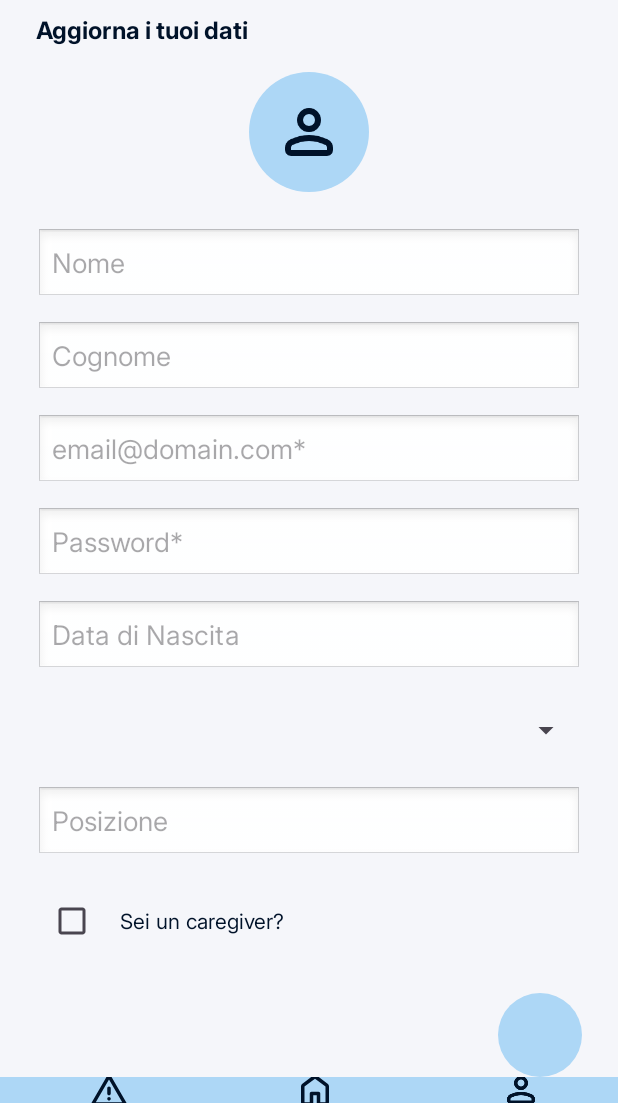
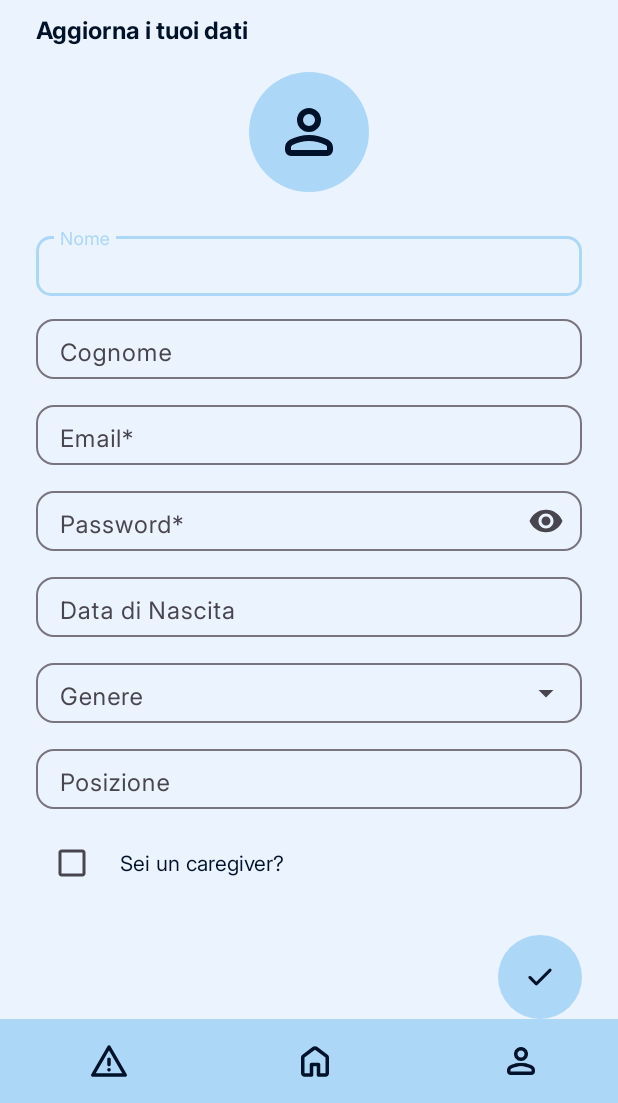
Before and after one commit to LunarTear-22/ImmunoBuddy, an Android app: the layout activity_account_data.xml on its own in the app's theme, with its tools: preview values and no code run, on a phone screen of 412 x 824 dp, the part 133-1236 px from its top. Run offline under Robolectric (Android 15) with nearby library versions, the phone set to English and light mode, and no system bars.

Commit message:
navbar + account data

```diff
--- a/app/src/main/AndroidManifest.xml
+++ b/app/src/main/AndroidManifest.xml
@@ -42,6 +42,9 @@
         <activity
             android:name=".ScannerActivity"
             android:exported="true"/>
+        <activity
+            android:name=".AccountDataActivity"
+            android:exported="true"/>
 
 
 
--- /dev/null
+++ b/app/src/main/java/com/example/immunobubby/AccountDataActivity.java
@@ -0,0 +1,37 @@
+package com.example.immunobubby;
+
+import android.content.Intent;
+import android.os.Bundle;
+import android.widget.ArrayAdapter;
+import android.widget.AutoCompleteTextView;
+
+import androidx.appcompat.app.AppCompatActivity;
+
+import com.example.immunobubby.R;
+import com.google.android.material.button.MaterialButton;
+
+public class AccountDataActivity extends BaseActivity {
+
+    @Override
+    protected void onCreate(Bundle savedInstanceState) {
+        super.onCreate(savedInstanceState);
+        setContentView(R.layout.activity_account_data);
+
+        // Trova la view dal layout
+        AutoCompleteTextView autoCompleteTextView = findViewById(R.id.dropdownGender);
+
+        // Prende l'array di opzioni definito in strings.xml
+        String[] items = getResources().getStringArray(R.array.gender_options);
+
+        // Crea l'adapter con il layout personalizzato
+        ArrayAdapter<String> adapter = new ArrayAdapter<>(
+                this,
+                R.layout.dropdown_item,   // tuo layout per la tendina
+                getResources().getStringArray(R.array.gender_options) // definito in strings.xml
+        );
+
+        // Collega l'adapter al campo
+        autoCompleteTextView.setAdapter(adapter);
+
+    }
+}
--- a/app/src/main/java/com/example/immunobubby/ImpostazioniAccountActivity.java
+++ b/app/src/main/java/com/example/immunobubby/ImpostazioniAccountActivity.java
@@ -1,9 +1,11 @@
 package com.example.immunobubby;
 
+import android.content.Intent;
 import android.os.Bundle;
 import androidx.appcompat.app.AppCompatActivity;
 
 import com.example.immunobubby.R;
+import com.google.android.material.button.MaterialButton;
 
 public class ImpostazioniAccountActivity extends BaseActivity {
 
@@ -12,5 +14,12 @@ public class ImpostazioniAccountActivity extends BaseActivity {
         super.onCreate(savedInstanceState);
         setContentView(R.layout.impostazioni_account);
 
+        MaterialButton btnAccount = findViewById(R.id.btnAccount);
+        if (btnAccount != null) {
+            btnAccount.setOnClickListener(v -> {
+                startActivity(new Intent(this, AccountDataActivity.class));
+                overridePendingTransition(0, 0);
+            });
+        }
     }
 }
--- /dev/null
+++ b/app/src/main/res/drawable/check_24px.xml
@@ -0,0 +1,10 @@
+<vector xmlns:android="http://schemas.android.com/apk/res/android"
+    android:width="24dp"
+    android:height="24dp"
+    android:viewportWidth="960"
+    android:viewportHeight="960"
+    >
+  <path
+      android:fillColor="@color/text_dark"
+      android:pathData="M382,606L721,267Q733,255 749,255Q765,255 777,267Q789,279 789,295.5Q789,312 777,324L410,692Q398,704 382,704Q366,704 354,692L182,520Q170,508 170.5,491.5Q171,475 183,463Q195,451 211.5,451Q228,451 240,463L382,606Z"/>
+</vector>
--- a/app/src/main/res/drawable/rounded_button_bg.xml
+++ b/app/src/main/res/drawable/rounded_button_bg.xml
@@ -6,12 +6,7 @@
     <solid android:color="@color/primary_light" />
 
     <!-- Angoli arrotondati -->
-    <corners android:radius="16dp" />
-
-    <!-- (Opzionale) Bordo -->
-    <stroke
-        android:width="1dp"
-        android:color="@color/primary_dark" />
+    <corners android:radius="8dp" />
 
     <!-- (Opzionale) Padding interno -->
     <padding
--- a/app/src/main/res/layout/activity_account_data.xml
+++ b/app/src/main/res/layout/activity_account_data.xml
@@ -1,10 +1,10 @@
 <?xml version="1.0" encoding="utf-8"?>
 <LinearLayout xmlns:android="http://schemas.android.com/apk/res/android"
+    xmlns:app="http://schemas.android.com/apk/res-auto"
     android:layout_width="match_parent"
     android:layout_height="match_parent"
-    xmlns:app="http://schemas.android.com/apk/res-auto"
-    android:orientation="vertical"
-    android:background="#F5F6FA">
+    android:background="@color/background_light"
+    android:orientation="vertical">
 
     <include
         layout="@layout/back_button"
@@ -13,126 +13,243 @@
         android:layout_marginTop="8dp"
         android:layout_marginStart="-8dp"
         app:layout_constraintTop_toTopOf="parent"
-        app:layout_constraintStart_toStartOf="parent"/>
+        app:layout_constraintStart_toStartOf="parent"
+        />
+
 
     <!-- Titolo -->
     <TextView
         android:layout_width="match_parent"
         android:layout_height="wrap_content"
+        android:layout_marginBottom="8dp"
         android:text="ImmunoBuddy"
         android:textAlignment="center"
         android:textSize="22sp"
-        android:textStyle="bold"
-        android:layout_marginBottom="8dp"/>
+        android:textStyle="bold" />
 
     <!-- Sottotitolo -->
     <TextView
         android:layout_width="wrap_content"
         android:layout_height="wrap_content"
+        android:layout_marginStart="24dp"
+        android:layout_marginBottom="16dp"
         android:text="Aggiorna i tuoi dati"
         android:textSize="16sp"
-        android:textStyle="bold"
-        android:layout_marginStart="24dp"
-        android:layout_marginBottom="16dp"/>
+        android:textStyle="bold" />
 
     <!-- Avatar -->
     <LinearLayout
         android:layout_width="match_parent"
         android:layout_height="wrap_content"
-        android:gravity="center"
-        android:layout_marginBottom="24dp">
+        android:layout_marginBottom="24dp"
+        android:gravity="center">
 
         <ImageView
             android:layout_width="80dp"
             android:layout_height="80dp"
-            android:src="@drawable/ic_user"
             android:background="@drawable/bg_circle_blue"
-            android:padding="16dp"/>
+            android:padding="16dp"
+            android:src="@drawable/ic_user" />
     </LinearLayout>
 
     <!-- Form -->
-    <EditText
+    <!-- Nome -->
+    <com.google.android.material.textfield.TextInputLayout
+        style="@style/Widget.Material3.TextInputLayout.OutlinedBox"
+        android:layout_width="match_parent"
+        android:layout_height="wrap_content"
+        android:layout_marginHorizontal="24dp"
+        android:layout_marginBottom="10dp"
+        app:boxCornerRadiusBottomEnd="10dp"
+        app:boxCornerRadiusBottomStart="10dp"
+        app:boxCornerRadiusTopEnd="10dp"
+        app:boxCornerRadiusTopStart="10dp">
+
+
+        <com.google.android.material.textfield.TextInputEditText
             android:id="@+id/input_nome"
             android:layout_width="match_parent"
-        android:layout_height="50dp"
+            android:layout_height="40sp"
             android:hint="Nome"
-        android:background="@android:drawable/edit_text"
+            android:inputType="textPersonName"
+            android:paddingTop="10dp"
+            android:paddingBottom="6dp"
+            android:textColor="@color/text_dark"
+            android:textColorHint="@color/text_dark" />
+    </com.google.android.material.textfield.TextInputLayout>
+
+
+    <!-- Cognome -->
+    <com.google.android.material.textfield.TextInputLayout
+        style="@style/Widget.Material3.TextInputLayout.OutlinedBox"
+        android:layout_width="match_parent"
+        android:layout_height="wrap_content"
         android:layout_marginHorizontal="24dp"
-        android:layout_marginBottom="12dp"/>
+        android:layout_marginBottom="12dp"
+        app:boxCornerRadiusBottomEnd="12dp"
+        app:boxCornerRadiusBottomStart="12dp"
+        app:boxCornerRadiusTopEnd="12dp"
+        app:boxCornerRadiusTopStart="12dp">
 
-    <EditText
+        <com.google.android.material.textfield.TextInputEditText
             android:id="@+id/input_cognome"
             android:layout_width="match_parent"
-        android:layout_height="50dp"
+            android:layout_height="40dp"
             android:hint="Cognome"
-        android:background="@android:drawable/edit_text"
+            android:paddingTop="10dp"
+            android:paddingBottom="6dp"
+            android:inputType="textPersonName"
+            android:textColor="@color/text_dark"
+            android:textColorHint="@color/text_dark"/>
+    </com.google.android.material.textfield.TextInputLayout>
+
+
+    <!-- Email -->
+    <com.google.android.material.textfield.TextInputLayout
+        style="@style/Widget.Material3.TextInputLayout.OutlinedBox"
+        android:layout_width="match_parent"
+        android:layout_height="wrap_content"
         android:layout_marginHorizontal="24dp"
-        android:layout_marginBottom="12dp"/>
+        android:layout_marginBottom="12dp"
+        app:boxCornerRadiusBottomEnd="12dp"
+        app:boxCornerRadiusBottomStart="12dp"
+        app:boxCornerRadiusTopEnd="12dp"
+        app:boxCornerRadiusTopStart="12dp">
 
-    <EditText
+        <com.google.android.material.textfield.TextInputEditText
             android:id="@+id/input_email"
             android:layout_width="match_parent"
-        android:layout_height="50dp"
-        android:hint="email@domain.com*"
+            android:layout_height="40dp"
+            android:hint="Email*"
+            android:paddingTop="10dp"
+            android:paddingBottom="6dp"
             android:inputType="textEmailAddress"
-        android:background="@android:drawable/edit_text"
+            android:textColor="@color/text_dark"
+            android:textColorHint="@color/text_dark"/>
+    </com.google.android.material.textfield.TextInputLayout>
+
+
+    <!-- Password -->
+    <com.google.android.material.textfield.TextInputLayout
+        style="@style/Widget.Material3.TextInputLayout.OutlinedBox"
+        android:layout_width="match_parent"
+        android:layout_height="wrap_content"
         android:layout_marginHorizontal="24dp"
-        android:layout_marginBottom="12dp"/>
+        android:layout_marginBottom="12dp"
+        app:boxCornerRadiusBottomEnd="12dp"
+        app:boxCornerRadiusBottomStart="12dp"
+        app:boxCornerRadiusTopEnd="12dp"
+        app:boxCornerRadiusTopStart="12dp"
+        app:endIconMode="password_toggle">
 
-    <EditText
+        <com.google.android.material.textfield.TextInputEditText
             android:id="@+id/input_password"
             android:layout_width="match_parent"
-        android:layout_height="50dp"
+            android:layout_height="40dp"
             android:hint="Password*"
+            android:paddingTop="10dp"
+            android:paddingBottom="6dp"
             android:inputType="textPassword"
-        android:background="@android:drawable/edit_text"
+            android:textColor="@color/text_dark"
+            android:textColorHint="@color/text_dark"/>
+    </com.google.android.material.textfield.TextInputLayout>
+
+
+    <!-- Data di Nascita -->
+    <com.google.android.material.textfield.TextInputLayout
+        style="@style/Widget.Material3.TextInputLayout.OutlinedBox"
+        android:layout_width="match_parent"
+        android:layout_height="wrap_content"
         android:layout_marginHorizontal="24dp"
-        android:layout_marginBottom="12dp"/>
+        android:layout_marginBottom="12dp"
+        app:boxCornerRadiusBottomEnd="12dp"
+        app:boxCornerRadiusBottomStart="12dp"
+        app:boxCornerRadiusTopEnd="12dp"
+        app:boxCornerRadiusTopStart="12dp">
 
-    <EditText
+        <com.google.android.material.textfield.TextInputEditText
             android:id="@+id/input_dob"
             android:layout_width="match_parent"
-        android:layout_height="50dp"
+            android:layout_height="40dp"
+            android:focusable="false"
             android:hint="Data di Nascita"
+            android:paddingTop="10dp"
+            android:paddingBottom="6dp"
             android:inputType="date"
-        android:background="@android:drawable/edit_text"
+            android:textColor="@color/text_dark"
+            android:textColorHint="@color/text_dark"/>
+    </com.google.android.material.textfield.TextInputLayout>
+
+
+    <!-- Genere (puoi usare Spinner o ExposedDropdownMenu) -->
+    <com.google.android.material.textfield.TextInputLayout
+        style="@style/Widget.Material3.TextInputLayout.OutlinedBox.ExposedDropdownMenu"
+        android:layout_width="match_parent"
+        android:layout_height="wrap_content"
         android:layout_marginHorizontal="24dp"
-        android:layout_marginBottom="12dp"/>
+        android:layout_marginBottom="12dp"
+        app:boxCornerRadiusBottomEnd="12dp"
+        app:boxCornerRadiusBottomStart="12dp"
+        app:boxCornerRadiusTopEnd="12dp"
+        app:boxCornerRadiusTopStart="12dp">
 
-    <Spinner
-        android:id="@+id/input_genere"
+        <AutoCompleteTextView
+            android:id="@+id/dropdownGender"
             android:layout_width="match_parent"
-        android:layout_height="50dp"
+            android:layout_height="40dp"
+            android:hint="Genere"
+            android:paddingTop="10dp"
+            android:paddingBottom="6dp"
+            android:inputType="none"
+            android:textColor="@color/text_dark"
+            android:textColorHint="@color/text_dark"/>
+    </com.google.android.material.textfield.TextInputLayout>
+
+
+    <!-- Posizione -->
+    <com.google.android.material.textfield.TextInputLayout
+        style="@style/Widget.Material3.TextInputLayout.OutlinedBox"
+        android:layout_width="match_parent"
+        android:layout_height="wrap_content"
         android:layout_marginHorizontal="24dp"
-        android:layout_marginBottom="12dp"/>
+        android:layout_marginBottom="12dp"
+        app:boxCornerRadiusBottomEnd="12dp"
+        app:boxCornerRadiusBottomStart="12dp"
+        app:boxCornerRadiusTopEnd="12dp"
+        app:boxCornerRadiusTopStart="12dp">
 
-    <EditText
+        <com.google.android.material.textfield.TextInputEditText
             android:id="@+id/input_posizione"
             android:layout_width="match_parent"
-        android:layout_height="50dp"
+            android:layout_height="40dp"
             android:hint="Posizione"
-        android:background="@android:drawable/edit_text"
-        android:layout_marginHorizontal="24dp"
-        android:layout_marginBottom="16dp"/>
+            android:paddingTop="10dp"
+            android:paddingBottom="6dp"
+            android:inputType="text"
+            android:textColor="@color/text_dark"
+            android:textColorHint="@color/text_dark"/>
+    </com.google.android.material.textfield.TextInputLayout>
+
 
     <!-- Checkbox caregiver -->
     <LinearLayout
         android:layout_width="match_parent"
         android:layout_height="wrap_content"
-        android:orientation="horizontal"
         android:layout_marginHorizontal="24dp"
         android:layout_marginBottom="24dp"
-        android:gravity="center_vertical">
+        android:gravity="center_vertical"
+        android:orientation="horizontal">
 
         <CheckBox
             android:id="@+id/check_caregiver"
             android:layout_width="wrap_content"
-            android:layout_height="wrap_content"/>
+            android:layout_height="wrap_content" />
+
         <TextView
             android:layout_width="wrap_content"
             android:layout_height="wrap_content"
-            android:text="Sei un caregiver?"
-            android:layout_marginStart="8dp"/>
+            android:layout_marginStart="8dp"
+            android:text="Sei un caregiver?" />
     </LinearLayout>
 
     <!-- Bottone invio -->
@@ -147,15 +264,15 @@
             android:layout_width="56dp"
             android:layout_height="56dp"
             android:background="@drawable/bg_circle_blue"
-            />
+            android:src="@drawable/check_24px" />
     </LinearLayout>
-
 
     <!-- NAVIGATION BAR -->
     <include
         layout="@layout/navbar"
         android:layout_height="wrap_content"
         android:layout_width="match_parent"
-        android:layout_gravity="bottom"/>
-
+        app:layout_constraintBottom_toBottomOf="parent"
+        app:layout_constraintStart_toStartOf="parent"
+        app:layout_constraintEnd_toEndOf="parent"/>
 </LinearLayout>
--- /dev/null
+++ b/app/src/main/res/layout/dropdown_item.xml
@@ -0,0 +1,9 @@
+<?xml version="1.0" encoding="utf-8"?>
+<TextView xmlns:android="http://schemas.android.com/apk/res/android"
+    android:layout_width="match_parent"
+    android:layout_height="wrap_content"
+    android:background="@color/background_light"
+    android:padding="12dp"
+    android:textColor="@color/text_dark"
+    android:textSize="14sp"
+    android:fontFamily="@font/inter_regular" />
--- a/app/src/main/res/layout/impostazioni_account.xml
+++ b/app/src/main/res/layout/impostazioni_account.xml
@@ -69,18 +69,19 @@
         <com.google.android.material.button.MaterialButton
             android:id="@+id/btnAccount"
             style="@style/Widget.MaterialComponents.Button.TextButton"
-            android:layout_width="0dp"
+            android:layout_width="match_parent"
             android:layout_height="match_parent"
             android:backgroundTint="@android:color/transparent"
             android:fontFamily="@font/inter_semibold"
             android:gravity="center|start"
+            android:textAllCaps="false"
             android:text="Dati Account"
             android:textColor="@color/text_dark"
-            app:cornerRadius="16dp"
-            app:icon="@drawable/ic_user"
+            app:icon="@drawable/account_circle_24px"
             app:iconGravity="textStart"
             app:iconPadding="12dp"
             app:iconTint="@color/text_dark"
+            app:iconSize="23dp"
             app:layout_constraintBottom_toBottomOf="parent"
             app:layout_constraintEnd_toStartOf="@id/arrowAccount"
             app:layout_constraintStart_toStartOf="parent"
@@ -111,15 +112,16 @@
         <com.google.android.material.button.MaterialButton
             android:id="@+id/btnSettings"
             style="@style/Widget.MaterialComponents.Button.TextButton"
-            android:layout_width="0dp"
+            android:layout_width="match_parent"
             android:layout_height="match_parent"
             android:backgroundTint="@android:color/transparent"
             android:fontFamily="@font/inter_semibold"
             android:gravity="center|start"
             android:text="Impostazioni Interfaccia"
+            android:textAllCaps="false"
             android:textColor="@color/text_dark"
-            app:cornerRadius="16dp"
             app:icon="@drawable/settings_24px"
+            app:iconSize="23dp"
             app:iconGravity="textStart"
             app:iconPadding="12dp"
             app:iconTint="@color/text_dark"
--- a/app/src/main/res/values/strings.xml
+++ b/app/src/main/res/values/strings.xml
@@ -7,4 +7,10 @@
     <string name="pinposizione">PinPosizione</string>
     <string name="_18">18°</string>
     <string name="avatar">avatar</string>
+    <string-array name="gender_options">
+        <item>Uomo</item>
+        <item>Donna</item>
+        <item>Altro</item>
+    </string-array>
+
 </resources>
```
Lines whose indentation alone changed are shown as unchanged.
